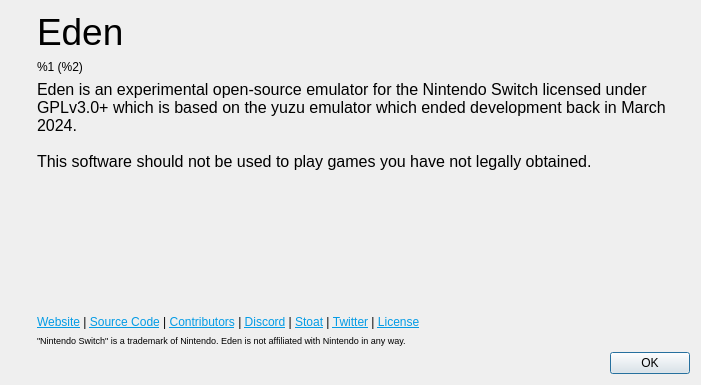
Above: src/yuzu/aboutdialog.ui from eden-nx2/eden-nx2 before the change. Below: the same form after it.
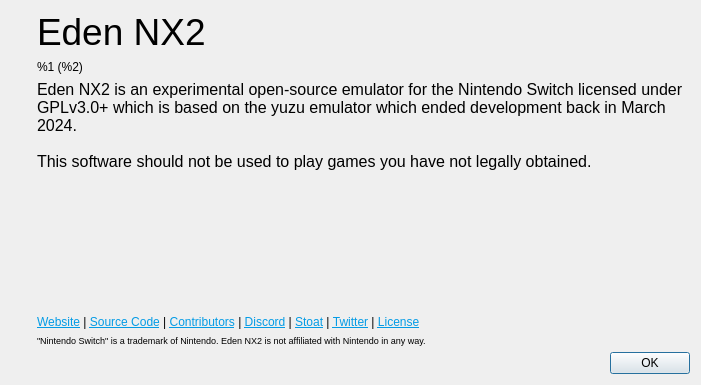
That is the form after the change. Icons and pictures are not drawn.

Commit message: Rename to Eden NX2 and install next to official Eden

Patch:
```diff
--- a/src/yuzu/aboutdialog.ui
+++ b/src/yuzu/aboutdialog.ui
@@ -69,7 +69,7 @@
           </sizepolicy>
          </property>
          <property name="text">
-          <string>&lt;html&gt;&lt;head/&gt;&lt;body&gt;&lt;p&gt;&lt;span style=&quot; font-size:28pt;&quot;&gt;Eden&lt;/span&gt;&lt;/p&gt;&lt;/body&gt;&lt;/html&gt;</string>
+          <string>&lt;html&gt;&lt;head/&gt;&lt;body&gt;&lt;p&gt;&lt;span style=&quot; font-size:28pt;&quot;&gt;Eden NX2&lt;/span&gt;&lt;/p&gt;&lt;/body&gt;&lt;/html&gt;</string>
          </property>
         </widget>
        </item>
@@ -102,7 +102,7 @@
 li.unchecked::marker { content: &quot;\2610&quot;; }
 li.checked::marker { content: &quot;\2612&quot;; }
 &lt;/style&gt;&lt;/head&gt;&lt;body style=&quot; font-family:'Noto Sans'; font-size:9pt; font-weight:400; font-style:normal;&quot;&gt;
-&lt;p style=&quot; margin-top:0px; margin-bottom:0px; margin-left:0px; margin-right:0px; -qt-block-indent:0; text-indent:0px;&quot;&gt;&lt;span style=&quot; font-family:'MS Shell Dlg 2'; font-size:12pt;&quot;&gt;Eden is an experimental open-source emulator for the Nintendo Switch licensed under GPLv3.0+ which is based on the yuzu emulator which ended development back in March 2024. &lt;br /&gt;&lt;br /&gt;This software should not be used to play games you have not legally obtained.&lt;/span&gt;&lt;/p&gt;&lt;/body&gt;&lt;/html&gt;</string>
+&lt;p style=&quot; margin-top:0px; margin-bottom:0px; margin-left:0px; margin-right:0px; -qt-block-indent:0; text-indent:0px;&quot;&gt;&lt;span style=&quot; font-family:'MS Shell Dlg 2'; font-size:12pt;&quot;&gt;Eden NX2 is an experimental open-source emulator for the Nintendo Switch licensed under GPLv3.0+ which is based on the yuzu emulator which ended development back in March 2024. &lt;br /&gt;&lt;br /&gt;This software should not be used to play games you have not legally obtained.&lt;/span&gt;&lt;/p&gt;&lt;/body&gt;&lt;/html&gt;</string>
          </property>
          <property name="alignment">
           <set>Qt::AlignmentFlag::AlignLeading|Qt::AlignmentFlag::AlignLeft|Qt::AlignmentFlag::AlignVCenter</set>
@@ -144,7 +144,7 @@
           </sizepolicy>
          </property>
          <property name="text">
-          <string>&lt;html&gt;&lt;head/&gt;&lt;body&gt;&lt;p&gt;&lt;span style=&quot; font-size:7pt;&quot;&gt;&amp;quot;Nintendo Switch&amp;quot; is a trademark of Nintendo. Eden is not affiliated with Nintendo in any way.&lt;/span&gt;&lt;/p&gt;&lt;/body&gt;&lt;/html&gt;</string>
+          <string>&lt;html&gt;&lt;head/&gt;&lt;body&gt;&lt;p&gt;&lt;span style=&quot; font-size:7pt;&quot;&gt;&amp;quot;Nintendo Switch&amp;quot; is a trademark of Nintendo. Eden NX2 is not affiliated with Nintendo in any way.&lt;/span&gt;&lt;/p&gt;&lt;/body&gt;&lt;/html&gt;</string>
          </property>
         </widget>
        </item>
```
Left out of the diff: 2 changed lines with no effect on the pictures. The commit also changes 99 other files.
